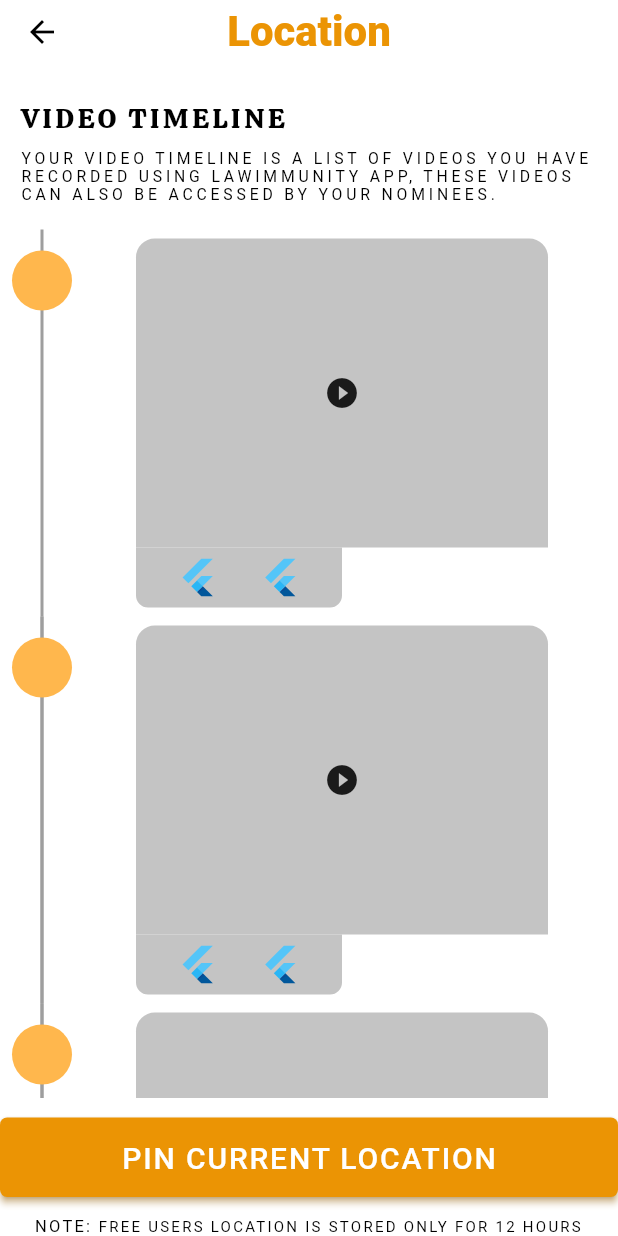
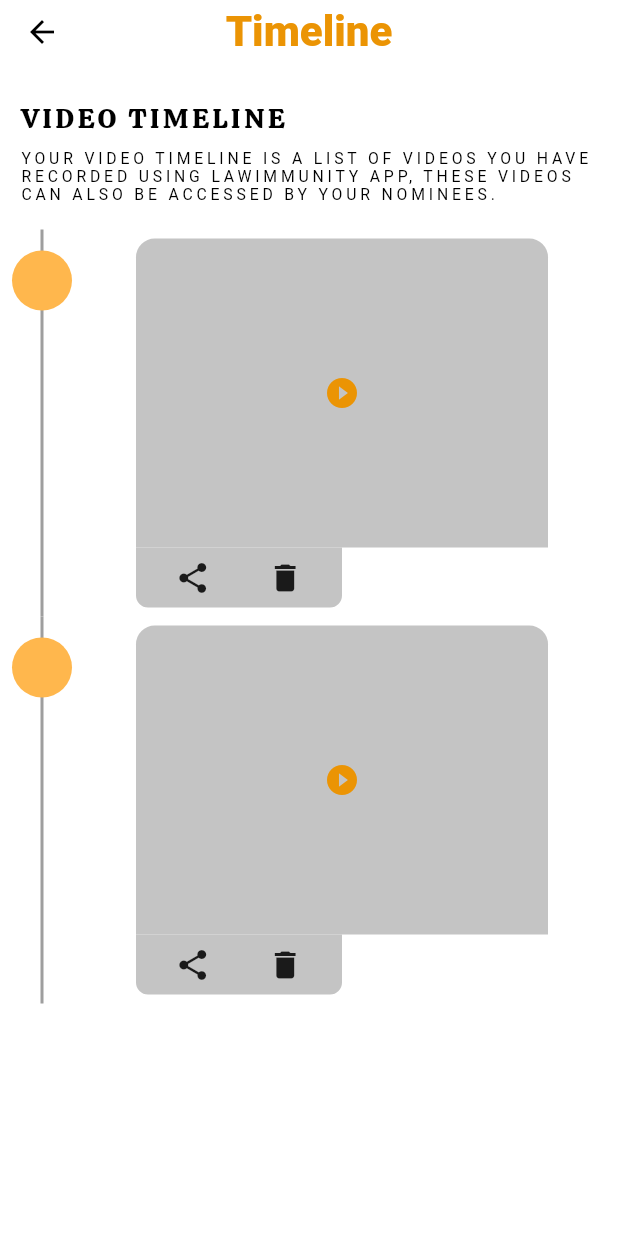
Before and after one commit to Sid1249/lawimmunity, a Flutter app: the TimelinePage screen opened directly, on a phone screen of 412 x 824 dp. Run offline on Flutter 3.47's test engine with Material 2 defaults, Android fonts, the phone set to English and light mode, and no system bars; our stand-ins replace auto_size_text, country_code_picker, firebase_auth, firebase_core, fluttertoast, google_fonts and 1 more; accounts and stored records are empty; Roboto replaces fonts that are missing (Baskervville).

Commit message:
added a timeline_page

```diff
--- a/lib/screens/timeline_page/timeline_page.dart
+++ b/lib/screens/timeline_page/timeline_page.dart
@@ -1,6 +1,7 @@
 import 'package:auto_size_text/auto_size_text.dart';
 import 'package:flutter/cupertino.dart';
 import 'package:flutter/material.dart';
+import 'package:lawimmunity/screens/timeline_page/timeline_widget.dart';
 import 'package:lawimmunity/widgets/custom_app_bar.dart';
 import 'package:lawimmunity/widgets/custom_raised_button.dart';
 import 'package:lawimmunity/widgets/description_widget.dart';
@@ -21,10 +22,12 @@ class _TimelinePageState extends State<TimelinePage> {
 
   @override
   Widget build(BuildContext context) {
+    buildTimelineVideos();
+    print(listTimeLineVideos);
     return SafeArea(
       child: Scaffold(
         appBar: CustomAppBar(
-          title: 'Location',
+          title: 'Timeline',
         ),
         body: Column(
           children: [
@@ -39,40 +42,13 @@ class _TimelinePageState extends State<TimelinePage> {
               height: 16,
             ),
             Expanded(
-                child: ListView.builder(
-              itemCount: 6,
-              reverse: reversed,
-              shrinkWrap: true,
-              itemBuilder: (context, i) {
-                return Timeline(
-                  children: buildTimelineVideos(),
-                  indicatorColor: Colors.orange[300]!,
-                  indicatorSize: 40,
-                );
-              },
+                child: Timeline(
+              children: listTimeLineVideos,
+              indicatorColor: Colors.orange[300]!,
+              indicatorSize: 40,
             )),
             const SizedBox(
-              height: 13,
-            ),
-            RaisedGradientButton('PIN CURRENT LOCATION', onPressed: () {}),
-            const SizedBox(
-              height: 13,
-            ),
-            Text.rich(
-              TextSpan(text: '', children: [
-                TextSpan(
-                    text: 'NOTE: ',
-                    style: Theme.of(context).textTheme.labelMedium),
-                TextSpan(
-                    text: 'FREE USERS LOCATION IS STORED ONLY FOR 12 HOURS',
-                    style: Theme.of(context).textTheme.labelSmall),
-              ]),
-              textAlign: TextAlign.center,
-              style: const TextStyle(
-                color: Colors.black,
-                fontSize: 12,
-                letterSpacing: 2.12,
-              ),
+              height: 1,
             ),
           ],
         ),
@@ -80,52 +56,10 @@ class _TimelinePageState extends State<TimelinePage> {
     );
   }
 
-  List<Widget> buildTimelineVideos() {
+  void buildTimelineVideos() {
     listTimeLineVideos = [];
-    for (int i = 0; i < 6; i++) {
-      listTimeLineVideos.add(Row(
-        children: [
-          Spacer(),
-          Column(
-            mainAxisAlignment: MainAxisAlignment.start,
-            crossAxisAlignment: CrossAxisAlignment.start,
-            children: [
-              Container(
-                width: MediaQuery.of(context).size.width / 1.5,
-                height: MediaQuery.of(context).size.width / 2,
-                decoration: const BoxDecoration(
-                  borderRadius: BorderRadius.only(
-                    topLeft: Radius.circular(12.51),
-                    topRight: Radius.circular(12.51),
-                    bottomLeft: Radius.circular(0),
-                    bottomRight: Radius.circular(0),
-                  ),
-                  color: Color(0xffc4c4c4),
-                ),
-                child: Icon(Icons.play_circle_fill),
-              ),
-              Container(
-                width: MediaQuery.of(context).size.width / 1.5 / 2,
-                height: 40,
-                decoration: BoxDecoration(
-                    borderRadius: BorderRadius.only(bottomLeft: Radius.circular(8),bottomRight: Radius.circular(8)),
-                    color: Color(0xffc4c4c4)),
-                child: Row(
-                  mainAxisAlignment: MainAxisAlignment.spaceEvenly,
-                  crossAxisAlignment: CrossAxisAlignment.center,
-                  children: [
-                    const FlutterLogo(size: 27.826412200927734),
-                    const FlutterLogo(size: 27.826412200927734),
-
-                  ],
-                ),
-              )
-            ],
-          ),
-          Spacer(),
-        ],
-      ));
+    for (int i = 0; i < 2; i++) {
+      listTimeLineVideos.add(TimelineWidget());
     }
-    return listTimeLineVideos;
   }
 }
--- /dev/null
+++ b/lib/screens/timeline_page/timeline_widget.dart
@@ -0,0 +1,58 @@
+import 'package:flutter/material.dart';
+
+class TimelineWidget extends StatelessWidget {
+  TimelineWidget({Key? key}) : super(key: key);
+
+  @override
+  Widget build(BuildContext context) {
+    return Row(
+      children: [
+        const Spacer(),
+        Column(
+          mainAxisAlignment: MainAxisAlignment.start,
+          crossAxisAlignment: CrossAxisAlignment.start,
+          children: [
+            Container(
+              width: MediaQuery.of(context).size.width / 1.5,
+              height: MediaQuery.of(context).size.width / 2,
+              decoration: const BoxDecoration(
+                borderRadius: BorderRadius.only(
+                  topLeft: Radius.circular(12.51),
+                  topRight: Radius.circular(12.51),
+                  bottomLeft: Radius.circular(0),
+                  bottomRight: Radius.circular(0),
+                ),
+                color: Color(0xffc4c4c4),
+              ),
+              child: Icon(Icons.play_circle_fill,color: Theme.of(context).colorScheme.primary,),
+            ),
+            Container(
+              width: MediaQuery.of(context).size.width / 1.5 / 2,
+              height: 40,
+              decoration: const BoxDecoration(
+                  borderRadius: const BorderRadius.only(bottomLeft: Radius.circular(8),bottomRight: Radius.circular(8)),
+                  color: Color(0xffc4c4c4)),
+              child: Row(
+                mainAxisAlignment: MainAxisAlignment.spaceEvenly,
+                crossAxisAlignment: CrossAxisAlignment.center,
+                children: [
+                  IconButton(icon: const Icon(Icons.share), onPressed: () {
+
+
+
+                  },),
+                  IconButton(icon: const Icon(Icons.delete), onPressed: () {
+
+
+
+                  },),
+                ],
+              ),
+            )
+          ],
+        ),
+        const Spacer(),
+      ],
+    );
+  }
+}
```
